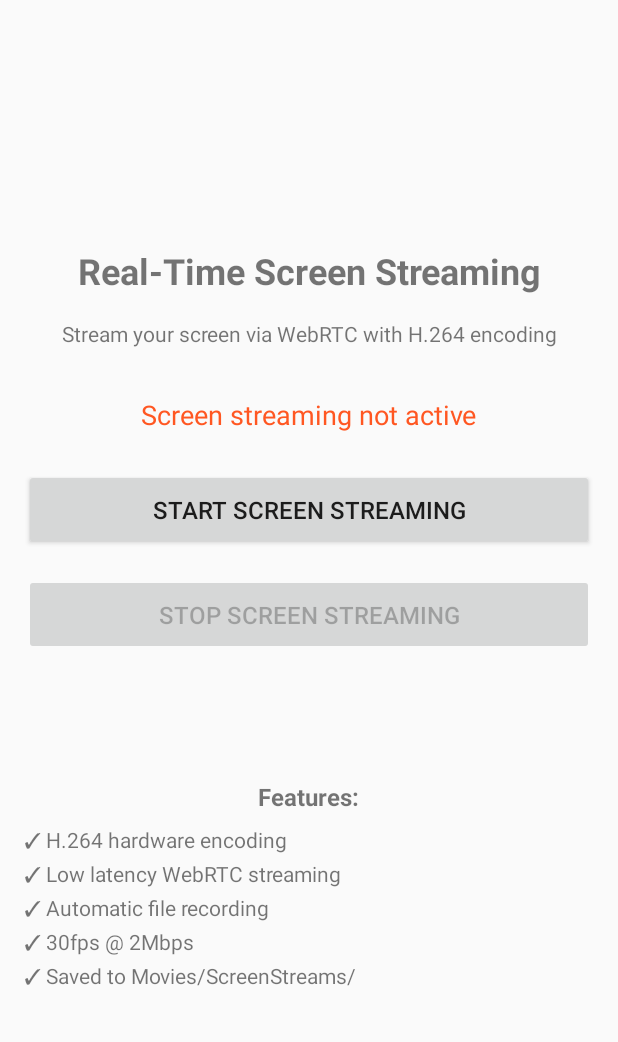
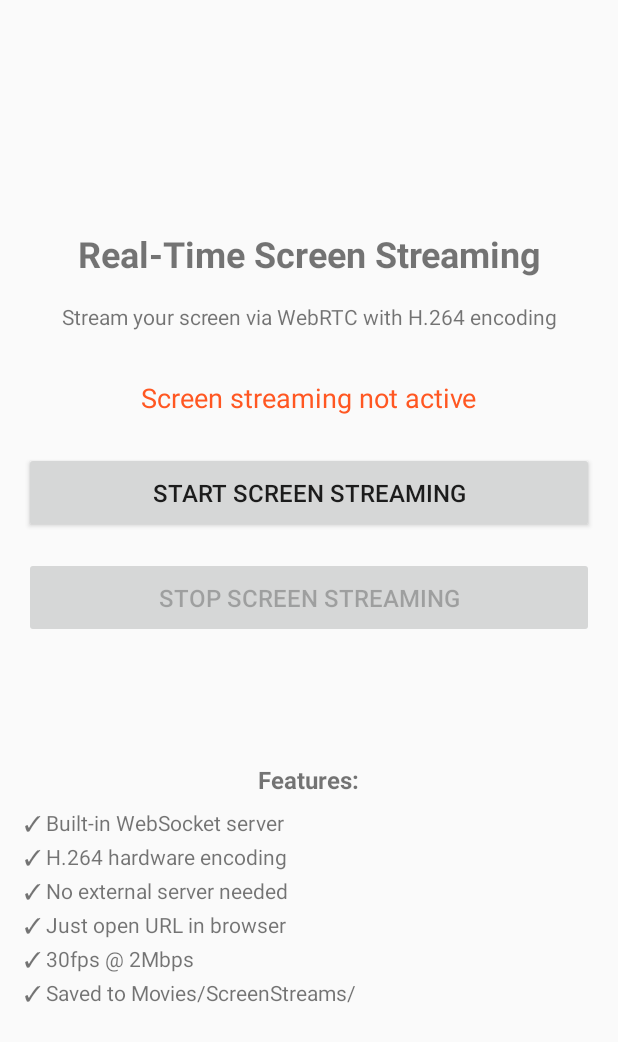
Before and after one commit to User662122/Autoscreenshot, an Android app: the layout activity_main.xml on its own in the app's theme, with its tools: preview values and no code run, on a phone screen of 412 x 824 dp. Shown: the top 1042 px of the screen. Run offline under Robolectric (Android 15) with nearby library versions, the phone set to English and light mode, and no system bars.

Commit message:
Update activity_main.xml

```diff
--- a/ScreenshotApp/app/src/main/res/layout/activity_main.xml
+++ b/ScreenshotApp/app/src/main/res/layout/activity_main.xml
@@ -72,7 +72,7 @@
     <TextView
         android:layout_width="match_parent"
         android:layout_height="wrap_content"
-        android:text="✓ H.264 hardware encoding\n✓ Low latency WebRTC streaming\n✓ Automatic file recording\n✓ 30fps @ 2Mbps\n✓ Saved to Movies/ScreenStreams/"
+        android:text="✓ Built-in WebSocket server\n✓ H.264 hardware encoding\n✓ No external server needed\n✓ Just open URL in browser\n✓ 30fps @ 2Mbps\n✓ Saved to Movies/ScreenStreams/"
         android:textSize="14sp"
         android:lineSpacingExtra="4dp"/>
 
```
